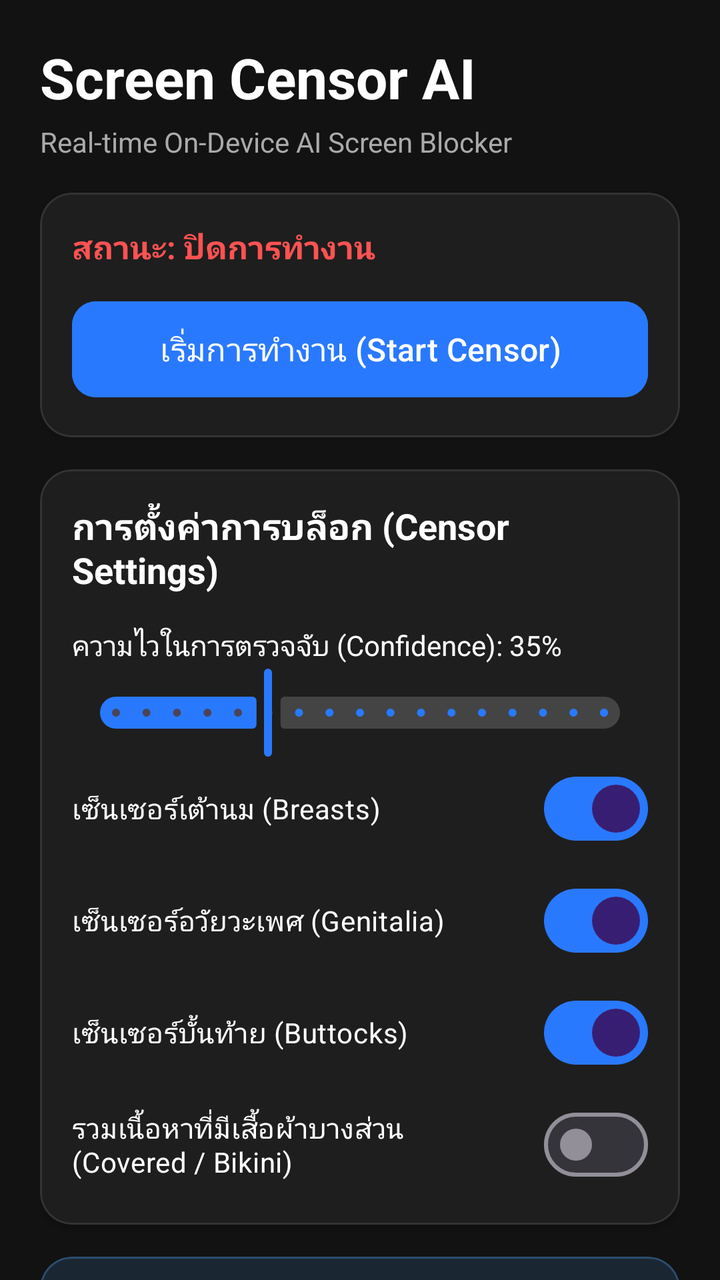
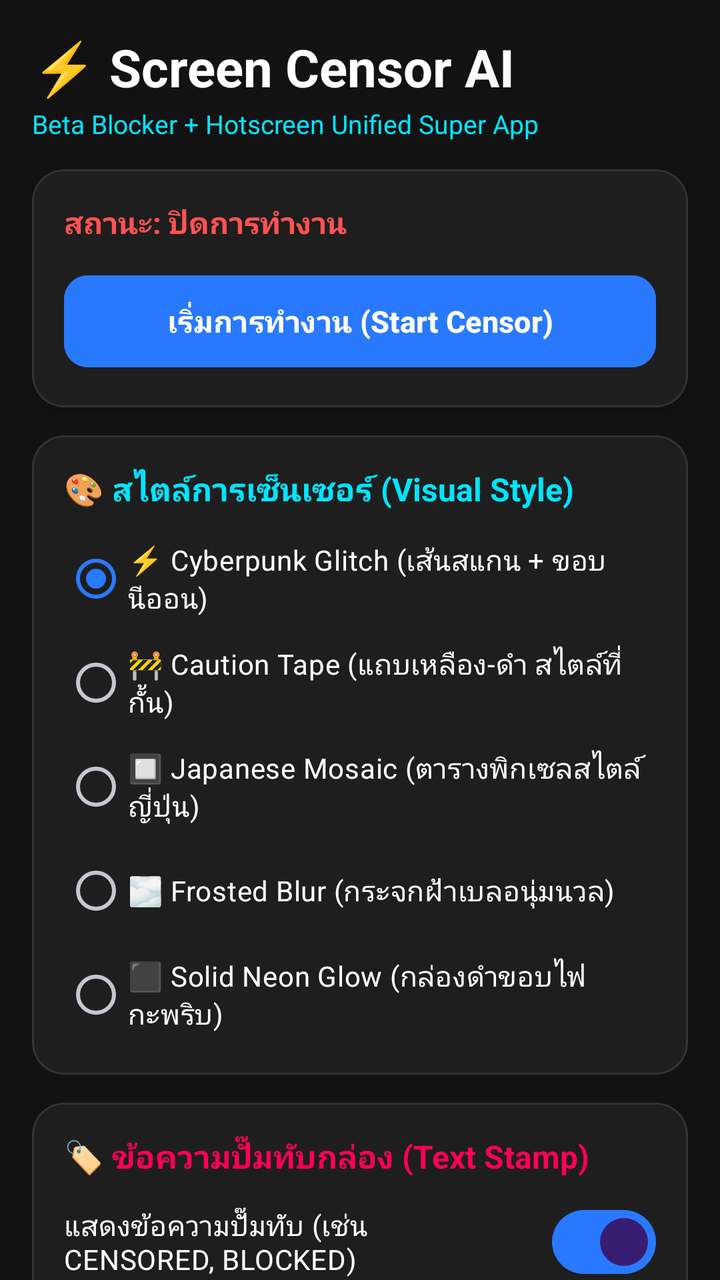

An Android layout rendered at two revisions. The XML below is the earlier revision; the diff shows what the commit changed to produce the second picture.
<!-- AndroidManifest.xml: application theme Theme.ScreenCensor -->
<!-- res/layout/activity_main.xml -->
<?xml version="1.0" encoding="utf-8"?>
<androidx.core.widget.NestedScrollView xmlns:android="http://schemas.android.com/apk/res/android"
    xmlns:app="http://schemas.android.com/apk/res-auto"
    xmlns:tools="http://schemas.android.com/tools"
    android:layout_width="match_parent"
    android:layout_height="match_parent"
    android:background="@color/dark_bg"
    android:fillViewport="true">

    <LinearLayout
        android:layout_width="match_parent"
        android:layout_height="wrap_content"
        android:orientation="vertical"
        android:padding="20dp">

        
        <TextView
            android:layout_width="wrap_content"
            android:layout_height="wrap_content"
            android:text="@string/app_name"
            android:textColor="@color/white"
            android:textSize="28sp"
            android:textStyle="bold" />

        <TextView
            android:layout_width="wrap_content"
            android:layout_height="wrap_content"
            android:layout_marginTop="4dp"
            android:text="Real-time On-Device AI Screen Blocker"
            android:textColor="#AAAAAA"
            android:textSize="14sp" />

        
        <com.google.android.material.card.MaterialCardView
            android:layout_width="match_parent"
            android:layout_height="wrap_content"
            android:layout_marginTop="16dp"
            app:cardBackgroundColor="@color/dark_surface"
            app:cardCornerRadius="16dp"
            app:cardElevation="2dp"
            app:strokeColor="#333333"
            app:strokeWidth="1dp">

            <LinearLayout
                android:layout_width="match_parent"
                android:layout_height="wrap_content"
                android:orientation="vertical"
                android:padding="16dp">

                <TextView
                    android:id="@+id/tvStatus"
                    android:layout_width="wrap_content"
                    android:layout_height="wrap_content"
                    android:text="@string/status_inactive"
                    android:textColor="@color/accent_red"
                    android:textSize="16sp"
                    android:textStyle="bold" />

                <com.google.android.material.button.MaterialButton
                    android:id="@+id/btnToggle"
                    android:layout_width="match_parent"
                    android:layout_height="56dp"
                    android:layout_marginTop="12dp"
                    android:backgroundTint="@color/accent_blue"
                    android:text="@string/btn_start"
                    android:textColor="@color/white"
                    android:textSize="16sp"
                    app:cornerRadius="12dp" />

            </LinearLayout>
        </com.google.android.material.card.MaterialCardView>

        
        <com.google.android.material.card.MaterialCardView
            android:layout_width="match_parent"
            android:layout_height="wrap_content"
            android:layout_marginTop="16dp"
            app:cardBackgroundColor="@color/dark_surface"
            app:cardCornerRadius="16dp"
            app:cardElevation="2dp"
            app:strokeColor="#333333"
            app:strokeWidth="1dp">

            <LinearLayout
                android:layout_width="match_parent"
                android:layout_height="wrap_content"
                android:orientation="vertical"
                android:padding="16dp">

                <TextView
                    android:layout_width="wrap_content"
                    android:layout_height="wrap_content"
                    android:text="@string/title_settings"
                    android:textColor="@color/white"
                    android:textSize="18sp"
                    android:textStyle="bold" />

                
                <TextView
                    android:id="@+id/tvSensitivity"
                    android:layout_width="wrap_content"
                    android:layout_height="wrap_content"
                    android:layout_marginTop="16dp"
                    android:text="ความไวในการตรวจจับ (Confidence): 35%"
                    android:textColor="@color/white"
                    android:textSize="14sp" />

                <com.google.android.material.slider.Slider
                    android:id="@+id/sliderConfidence"
                    android:layout_width="match_parent"
                    android:layout_height="wrap_content"
                    android:value="35.0"
                    android:valueFrom="10.0"
                    android:valueTo="90.0"
                    android:stepSize="5.0"
                    app:thumbColor="@color/accent_blue"
                    app:trackColorActive="@color/accent_blue"
                    app:trackColorInactive="#444444" />

                
                <com.google.android.material.materialswitch.MaterialSwitch
                    android:id="@+id/switchBreasts"
                    android:layout_width="match_parent"
                    android:layout_height="wrap_content"
                    android:checked="true"
                    android:text="@string/censor_breasts"
                    android:textColor="@color/white" />

                <com.google.android.material.materialswitch.MaterialSwitch
                    android:id="@+id/switchGenitalia"
                    android:layout_width="match_parent"
                    android:layout_height="wrap_content"
                    android:layout_marginTop="8dp"
                    android:checked="true"
                    android:text="@string/censor_genitalia"
                    android:textColor="@color/white" />

                <com.google.android.material.materialswitch.MaterialSwitch
                    android:id="@+id/switchButtocks"
                    android:layout_width="match_parent"
                    android:layout_height="wrap_content"
                    android:layout_marginTop="8dp"
                    android:checked="true"
                    android:text="@string/censor_buttocks"
                    android:textColor="@color/white" />

                <com.google.android.material.materialswitch.MaterialSwitch
                    android:id="@+id/switchCovered"
                    android:layout_width="match_parent"
                    android:layout_height="wrap_content"
                    android:layout_marginTop="8dp"
                    android:checked="false"
                    android:text="@string/censor_covered"
                    android:textColor="@color/white" />

            </LinearLayout>
        </com.google.android.material.card.MaterialCardView>

        
        <com.google.android.material.card.MaterialCardView
            android:layout_width="match_parent"
            android:layout_height="wrap_content"
            android:layout_marginTop="16dp"
            app:cardBackgroundColor="#1A2733"
            app:cardCornerRadius="16dp"
            app:strokeColor="#2C4D6F"
            app:strokeWidth="1dp">

            <LinearLayout
                android:layout_width="match_parent"
                android:layout_height="wrap_content"
                android:orientation="vertical"
                android:padding="16dp">

                <TextView
                    android:layout_width="wrap_content"
                    android:layout_height="wrap_content"
                    android:text="💡 คำแนะนำการใช้งาน"
                    android:textColor="#64B5F6"
                    android:textSize="15sp"
                    android:textStyle="bold" />

                <TextView
                    android:layout_width="wrap_content"
                    android:layout_height="wrap_content"
                    android:layout_marginTop="6dp"
                    android:lineSpacingExtra="4dp"
                    android:text="1. ระบบจะขอสิทธิ์ 'แสดงทับแอปอื่น' และ 'ดักจับหน้าจอ' เพื่อทำงาน\n2. เมื่อเปิดใช้งาน คุณสามารถเปิดแอปอื่น (เช่น เบราว์เซอร์, โซเชียลมีเดีย) ใช้งานและสัมผัสหน้าจอได้ตามปกติ\n3. กล่องสีดำจะปรากฏขึ้นปิดทับบริเวณ 18+ แบบเรียลไทม์โดยอัตโนมัติ"
                    android:textColor="#B0BEC5"
                    android:textSize="13sp" />

            </LinearLayout>
        </com.google.android.material.card.MaterialCardView>

    </LinearLayout>
</androidx.core.widget.NestedScrollView>
<!-- resources referenced by this layout -->
<resources>
  <color name="accent_blue">#2979FF</color>
  <color name="accent_red">#FF5252</color>
  <color name="dark_bg">#121212</color>
  <color name="dark_surface">#1E1E1E</color>
  <color name="white">#FFFFFFFF</color>
  <string name="app_name">Screen Censor AI</string>
  <string name="btn_start">เริ่มการทำงาน (Start Censor)</string>
  <string name="censor_breasts">เซ็นเซอร์เต้านม (Breasts)</string>
  <string name="censor_buttocks">เซ็นเซอร์บั้นท้าย (Buttocks)</string>
  <string name="censor_covered">รวมเนื้อหาที่มีเสื้อผ้าบางส่วน (Covered / Bikini)</string>
  <string name="censor_genitalia">เซ็นเซอร์อวัยวะเพศ (Genitalia)</string>
  <string name="status_inactive">สถานะ: ปิดการทำงาน</string>
  <string name="title_settings">การตั้งค่าการบล็อก (Censor Settings)</string>
  <style name="Theme.ScreenCensor" parent="Theme.Material3.Dark.NoActionBar">
          <item name="colorPrimary">@color/accent_blue</item>
          <item name="colorSecondary">@color/teal_200</item>
          <item name="android:statusBarColor">@color/dark_bg</item>
          <item name="android:navigationBarColor">@color/dark_bg</item>
      </style>
  <color name="teal_200">#FF03DAC5</color>
</resources>

<!-- the commit's change to res/layout/activity_main.xml (unified diff, before → after) -->
@@ -11,33 +11,33 @@
         android:layout_width="match_parent"
         android:layout_height="wrap_content"
         android:orientation="vertical"
-        android:padding="20dp">
+        android:padding="16dp">
 
         
         <TextView
             android:layout_width="wrap_content"
             android:layout_height="wrap_content"
-            android:text="@string/app_name"
+            android:text="⚡ Screen Censor AI"
             android:textColor="@color/white"
-            android:textSize="28sp"
+            android:textSize="26sp"
             android:textStyle="bold" />
 
         <TextView
             android:layout_width="wrap_content"
             android:layout_height="wrap_content"
-            android:layout_marginTop="4dp"
-            android:text="Real-time On-Device AI Screen Blocker"
-            android:textColor="#AAAAAA"
-            android:textSize="14sp" />
-
-        
-        <com.google.android.material.card.MaterialCardView
-            android:layout_width="match_parent"
-            android:layout_height="wrap_content"
-            android:layout_marginTop="16dp"
-            app:cardBackgroundColor="@color/dark_surface"
-            app:cardCornerRadius="16dp"
-            app:cardElevation="2dp"
+            android:layout_marginTop="2dp"
+            android:text="Beta Blocker + Hotscreen Unified Super App"
+            android:textColor="#00E5FF"
+            android:textSize="13sp" />
+
+        
+        <com.google.android.material.card.MaterialCardView
+            android:layout_width="match_parent"
+            android:layout_height="wrap_content"
+            android:layout_marginTop="14dp"
+            app:cardBackgroundColor="@color/dark_surface"
+            app:cardCornerRadius="16dp"
+            app:cardElevation="3dp"
             app:strokeColor="#333333"
             app:strokeWidth="1dp">
 
@@ -53,57 +53,187 @@
                     android:layout_height="wrap_content"
                     android:text="@string/status_inactive"
                     android:textColor="@color/accent_red"
-                    android:textSize="16sp"
+                    android:textSize="15sp"
                     android:textStyle="bold" />
 
                 <com.google.android.material.button.MaterialButton
                     android:id="@+id/btnToggle"
                     android:layout_width="match_parent"
-                    android:layout_height="56dp"
+                    android:layout_height="54dp"
                     android:layout_marginTop="12dp"
                     android:backgroundTint="@color/accent_blue"
                     android:text="@string/btn_start"
                     android:textColor="@color/white"
+                    android:textSize="15sp"
+                    android:textStyle="bold"
+                    app:cornerRadius="12dp" />
+
+            </LinearLayout>
+        </com.google.android.material.card.MaterialCardView>
+
+        
+        <com.google.android.material.card.MaterialCardView
+            android:layout_width="match_parent"
+            android:layout_height="wrap_content"
+            android:layout_marginTop="14dp"
+            app:cardBackgroundColor="@color/dark_surface"
+            app:cardCornerRadius="16dp"
+            app:strokeColor="#333333"
+            app:strokeWidth="1dp">
+
+            <LinearLayout
+                android:layout_width="match_parent"
+                android:layout_height="wrap_content"
+                android:orientation="vertical"
+                android:padding="16dp">
+
+                <TextView
+                    android:layout_width="wrap_content"
+                    android:layout_height="wrap_content"
+                    android:text="🎨 สไตล์การเซ็นเซอร์ (Visual Style)"
+                    android:textColor="#00E5FF"
                     android:textSize="16sp"
-                    app:cornerRadius="12dp" />
-
-            </LinearLayout>
-        </com.google.android.material.card.MaterialCardView>
-
-        
-        <com.google.android.material.card.MaterialCardView
-            android:layout_width="match_parent"
-            android:layout_height="wrap_content"
-            android:layout_marginTop="16dp"
-            app:cardBackgroundColor="@color/dark_surface"
-            app:cardCornerRadius="16dp"
-            app:cardElevation="2dp"
-            app:strokeColor="#333333"
-            app:strokeWidth="1dp">
-
-            <LinearLayout
-                android:layout_width="match_parent"
-                android:layout_height="wrap_content"
-                android:orientation="vertical"
-                android:padding="16dp">
-
-                <TextView
-                    android:layout_width="wrap_content"
-                    android:layout_height="wrap_content"
-                    android:text="@string/title_settings"
+                    android:textStyle="bold" />
+
+                <RadioGroup
+                    android:id="@+id/rgStyles"
+                    android:layout_width="match_parent"
+                    android:layout_height="wrap_content"
+                    android:layout_marginTop="10dp">
+
+                    <RadioButton
+                        android:id="@+id/rbGlitch"
+                        android:layout_width="match_parent"
+                        android:layout_height="wrap_content"
+                        android:checked="true"
+                        android:text="⚡ Cyberpunk Glitch (เส้นสแกน + ขอบนีออน)"
+                        android:textColor="@color/white" />
+
+                    <RadioButton
+                        android:id="@+id/rbCautionTape"
+                        android:layout_width="match_parent"
+                        android:layout_height="wrap_content"
+                        android:layout_marginTop="4dp"
+                        android:text="🚧 Caution Tape (แถบเหลือง-ดำ สไตล์ที่กั้น)"
+                        android:textColor="@color/white" />
+
+                    <RadioButton
+                        android:id="@+id/rbMosaic"
+                        android:layout_width="match_parent"
+                        android:layout_height="wrap_content"
+                        android:layout_marginTop="4dp"
+                        android:text="🔲 Japanese Mosaic (ตารางพิกเซลสไตล์ญี่ปุ่น)"
+                        android:textColor="@color/white" />
+
+                    <RadioButton
+                        android:id="@+id/rbBlur"
+                        android:layout_width="match_parent"
+                        android:layout_height="wrap_content"
+                        android:layout_marginTop="4dp"
+                        android:text="🌫️ Frosted Blur (กระจกฝ้าเบลอนุ่มนวล)"
+                        android:textColor="@color/white" />
+
+                    <RadioButton
+                        android:id="@+id/rbSolidGlow"
+                        android:layout_width="match_parent"
+                        android:layout_height="wrap_content"
+                        android:layout_marginTop="4dp"
+                        android:text="⬛ Solid Neon Glow (กล่องดำขอบไฟกะพริบ)"
+                        android:textColor="@color/white" />
+
+                </RadioGroup>
+
+            </LinearLayout>
+        </com.google.android.material.card.MaterialCardView>
+
+        
+        <com.google.android.material.card.MaterialCardView
+            android:layout_width="match_parent"
+            android:layout_height="wrap_content"
+            android:layout_marginTop="14dp"
+            app:cardBackgroundColor="@color/dark_surface"
+            app:cardCornerRadius="16dp"
+            app:strokeColor="#333333"
+            app:strokeWidth="1dp">
+
+            <LinearLayout
+                android:layout_width="match_parent"
+                android:layout_height="wrap_content"
+                android:orientation="vertical"
+                android:padding="16dp">
+
+                <TextView
+                    android:layout_width="wrap_content"
+                    android:layout_height="wrap_content"
+                    android:text="🏷️ ข้อความปั๊มทับกล่อง (Text Stamp)"
+                    android:textColor="#FF0055"
+                    android:textSize="16sp"
+                    android:textStyle="bold" />
+
+                <com.google.android.material.materialswitch.MaterialSwitch
+                    android:id="@+id/switchShowText"
+                    android:layout_width="match_parent"
+                    android:layout_height="wrap_content"
+                    android:layout_marginTop="8dp"
+                    android:checked="true"
+                    android:text="แสดงข้อความปั๊มทับ (เช่น CENSORED, BLOCKED)"
+                    android:textColor="@color/white" />
+
+            </LinearLayout>
+        </com.google.android.material.card.MaterialCardView>
+
+        
+        <com.google.android.material.card.MaterialCardView
+            android:layout_width="match_parent"
+            android:layout_height="wrap_content"
+            android:layout_marginTop="14dp"
+            app:cardBackgroundColor="@color/dark_surface"
+            app:cardCornerRadius="16dp"
+            app:strokeColor="#333333"
+            app:strokeWidth="1dp">
+
+            <LinearLayout
+                android:layout_width="match_parent"
+                android:layout_height="wrap_content"
+                android:orientation="vertical"
+                android:padding="16dp">
+
+                <TextView
+                    android:layout_width="wrap_content"
+                    android:layout_height="wrap_content"
+                    android:text="📐 ขนาดและการตรวจจับ (Tuning)"
+                    android:textColor="@color/accent_green"
+                    android:textSize="16sp"
+                    android:textStyle="bold" />
+
+                <TextView
+                    android:id="@+id/tvPadding"
+                    android:layout_width="wrap_content"
+                    android:layout_height="wrap_content"
+                    android:layout_marginTop="12dp"
+                    android:text="ขยายขนาดกล่อง (Box Padding): 15%"
                     android:textColor="@color/white"
-                    android:textSize="18sp"
-                    android:textStyle="bold" />
-
-                
-                <TextView
-                    android:id="@+id/tvSensitivity"
-                    android:layout_width="wrap_content"
-                    android:layout_height="wrap_content"
-                    android:layout_marginTop="16dp"
+                    android:textSize="13sp" />
+
+                <com.google.android.material.slider.Slider
+                    android:id="@+id/sliderPadding"
+                    android:layout_width="match_parent"
+                    android:layout_height="wrap_content"
+                    android:value="15.0"
+                    android:valueFrom="0.0"
+                    android:valueTo="40.0"
+                    android:stepSize="5.0"
+                    app:thumbColor="@color/accent_green"
+                    app:trackColorActive="@color/accent_green" />
+
+                <TextView
+                    android:id="@+id/tvConfidence"
+                    android:layout_width="wrap_content"
+                    android:layout_height="wrap_content"
+                    android:layout_marginTop="8dp"
                     android:text="ความไวในการตรวจจับ (Confidence): 35%"
                     android:textColor="@color/white"
-                    android:textSize="14sp" />
+                    android:textSize="13sp" />
 
                 <com.google.android.material.slider.Slider
                     android:id="@+id/sliderConfidence"
@@ -111,83 +241,173 @@
                     android:layout_height="wrap_content"
                     android:value="35.0"
                     android:valueFrom="10.0"
-                    android:valueTo="90.0"
+                    android:valueTo="80.0"
                     android:stepSize="5.0"
                     app:thumbColor="@color/accent_blue"
-                    app:trackColorActive="@color/accent_blue"
-                    app:trackColorInactive="#444444" />
-
-                
-                <com.google.android.material.materialswitch.MaterialSwitch
-                    android:id="@+id/switchBreasts"
-                    android:layout_width="match_parent"
-                    android:layout_height="wrap_content"
-                    android:checked="true"
-                    android:text="@string/censor_breasts"
-                    android:textColor="@color/white" />
-
-                <com.google.android.material.materialswitch.MaterialSwitch
-                    android:id="@+id/switchGenitalia"
+                    app:trackColorActive="@color/accent_blue" />
+
+            </LinearLayout>
+        </com.google.android.material.card.MaterialCardView>
+
+        
+        <com.google.android.material.card.MaterialCardView
+            android:layout_width="match_parent"
+            android:layout_height="wrap_content"
+            android:layout_marginTop="14dp"
+            app:cardBackgroundColor="@color/dark_surface"
+            app:cardCornerRadius="16dp"
+            app:strokeColor="#333333"
+            app:strokeWidth="1dp">
+
+            <LinearLayout
+                android:layout_width="match_parent"
+                android:layout_height="wrap_content"
+                android:orientation="vertical"
+                android:padding="16dp">
+
+                <TextView
+                    android:layout_width="wrap_content"
+                    android:layout_height="wrap_content"
+                    android:text="🎯 เลือกชิ้นส่วนที่ต้องการเซ็นเซอร์"
+                    android:textColor="@color/accent_blue"
+                    android:textSize="16sp"
+                    android:textStyle="bold" />
+
+                <com.google.android.material.materialswitch.MaterialSwitch
+                    android:id="@+id/switchBreastsExposed"
                     android:layout_width="match_parent"
                     android:layout_height="wrap_content"
                     android:layout_marginTop="8dp"
                     android:checked="true"
-                    android:text="@string/censor_genitalia"
-                    android:textColor="@color/white" />
-
-                <com.google.android.material.materialswitch.MaterialSwitch
-                    android:id="@+id/switchButtocks"
+                    android:text="เต้านมเปลือย (Breasts Exposed)"
+                    android:textColor="@color/white" />
+
+                <com.google.android.material.materialswitch.MaterialSwitch
+                    android:id="@+id/switchBreastsCovered"
+                    android:layout_width="match_parent"
+                    android:layout_height="wrap_content"
+                    android:layout_marginTop="6dp"
+                    android:checked="true"
+                    android:text="ชุดว่ายน้ำ/บิกินี่ท่อนบน (Breasts Covered)"
+                    android:textColor="#81D4FA" />
+
+                <com.google.android.material.materialswitch.MaterialSwitch
+                    android:id="@+id/switchGenitaliaExposed"
+                    android:layout_width="match_parent"
+                    android:layout_height="wrap_content"
+                    android:layout_marginTop="6dp"
+                    android:checked="true"
+                    android:text="อวัยวะเพศ (Genitalia Exposed)"
+                    android:textColor="@color/white" />
+
+                <com.google.android.material.materialswitch.MaterialSwitch
+                    android:id="@+id/switchGenitaliaCovered"
+                    android:layout_width="match_parent"
+                    android:layout_height="wrap_content"
+                    android:layout_marginTop="6dp"
+                    android:checked="true"
+                    android:text="บิกินี่ล่าง/กางเกงใน (Genitalia Covered)"
+                    android:textColor="#81D4FA" />
+
+                <com.google.android.material.materialswitch.MaterialSwitch
+                    android:id="@+id/switchButtocksExposed"
+                    android:layout_width="match_parent"
+                    android:layout_height="wrap_content"
+                    android:layout_marginTop="6dp"
+                    android:checked="true"
+                    android:text="บั้นท้ายเปลือย (Buttocks Exposed)"
+                    android:textColor="@color/white" />
+
+                <com.google.android.material.materialswitch.MaterialSwitch
+                    android:id="@+id/switchButtocksCovered"
+                    android:layout_width="match_parent"
+                    android:layout_height="wrap_content"
+                    android:layout_marginTop="6dp"
+                    android:checked="true"
+                    android:text="บั้นท้ายในชุดว่ายน้ำ (Buttocks Covered)"
+                    android:textColor="#81D4FA" />
+
+                <com.google.android.material.materialswitch.MaterialSwitch
+                    android:id="@+id/switchEyes"
+                    android:layout_width="match_parent"
+                    android:layout_height="wrap_content"
+                    android:layout_marginTop="6dp"
+                    android:checked="true"
+                    android:text="👁️ ดวงตา (Eye Detection / แถบคาดตาสีดำ)"
+                    android:textColor="#FF80AB" />
+
+                <com.google.android.material.materialswitch.MaterialSwitch
+                    android:id="@+id/switchFace"
+                    android:layout_width="match_parent"
+                    android:layout_height="wrap_content"
+                    android:layout_marginTop="6dp"
+                    android:checked="false"
+                    android:text="ใบหน้าทั้งหน้า (Full Face)"
+                    android:textColor="@color/white" />
+
+                <com.google.android.material.materialswitch.MaterialSwitch
+                    android:id="@+id/switchBelly"
+                    android:layout_width="match_parent"
+                    android:layout_height="wrap_content"
+                    android:layout_marginTop="6dp"
+                    android:checked="false"
+                    android:text="สะดือ / หน้าท้อง (Belly)"
+                    android:textColor="@color/white" />
+
+                <com.google.android.material.materialswitch.MaterialSwitch
+                    android:id="@+id/switchArmpits"
+                    android:layout_width="match_parent"
+                    android:layout_height="wrap_content"
+                    android:layout_marginTop="6dp"
+                    android:checked="false"
+                    android:text="รักแร้ (Armpits)"
+                    android:textColor="@color/white" />
+
+            </LinearLayout>
+        </com.google.android.material.card.MaterialCardView>
+
+        
+        <com.google.android.material.card.MaterialCardView
+            android:layout_width="match_parent"
+            android:layout_height="wrap_content"
+            android:layout_marginTop="14dp"
+            android:layout_marginBottom="24dp"
+            app:cardBackgroundColor="@color/dark_surface"
+            app:cardCornerRadius="16dp"
+            app:strokeColor="#333333"
+            app:strokeWidth="1dp">
+
+            <LinearLayout
+                android:layout_width="match_parent"
+                android:layout_height="wrap_content"
+                android:orientation="vertical"
+                android:padding="16dp">
+
+                <TextView
+                    android:layout_width="wrap_content"
+                    android:layout_height="wrap_content"
+                    android:text="⚙️ ประสิทธิภาพและการสั่นเตือน"
+                    android:textColor="#FFD600"
+                    android:textSize="16sp"
+                    android:textStyle="bold" />
+
+                <com.google.android.material.materialswitch.MaterialSwitch
+                    android:id="@+id/switchSmooth"
                     android:layout_width="match_parent"
                     android:layout_height="wrap_content"
                     android:layout_marginTop="8dp"
                     android:checked="true"
-                    android:text="@string/censor_buttocks"
-                    android:textColor="@color/white" />
-
-                <com.google.android.material.materialswitch.MaterialSwitch
-                    android:id="@+id/switchCovered"
-                    android:layout_width="match_parent"
-                    android:layout_height="wrap_content"
-                    android:layout_marginTop="8dp"
-                    android:checked="false"
-                    android:text="@string/censor_covered"
-                    android:textColor="@color/white" />
-
-            </LinearLayout>
-        </com.google.android.material.card.MaterialCardView>
-
-        
-        <com.google.android.material.card.MaterialCardView
-            android:layout_width="match_parent"
-            android:layout_height="wrap_content"
-            android:layout_marginTop="16dp"
-            app:cardBackgroundColor="#1A2733"
-            app:cardCornerRadius="16dp"
-            app:strokeColor="#2C4D6F"
-            app:strokeWidth="1dp">
-
-            <LinearLayout
-                android:layout_width="match_parent"
-                android:layout_height="wrap_content"
-                android:orientation="vertical"
-                android:padding="16dp">
-
-                <TextView
-                    android:layout_width="wrap_content"
-                    android:layout_height="wrap_content"
-                    android:text="💡 คำแนะนำการใช้งาน"
-                    android:textColor="#64B5F6"
-                    android:textSize="15sp"
-                    android:textStyle="bold" />
-
-                <TextView
-                    android:layout_width="wrap_content"
-                    android:layout_height="wrap_content"
-                    android:layout_marginTop="6dp"
-                    android:lineSpacingExtra="4dp"
-                    android:text="1. ระบบจะขอสิทธิ์ 'แสดงทับแอปอื่น' และ 'ดักจับหน้าจอ' เพื่อทำงาน\n2. เมื่อเปิดใช้งาน คุณสามารถเปิดแอปอื่น (เช่น เบราว์เซอร์, โซเชียลมีเดีย) ใช้งานและสัมผัสหน้าจอได้ตามปกติ\n3. กล่องสีดำจะปรากฏขึ้นปิดทับบริเวณ 18+ แบบเรียลไทม์โดยอัตโนมัติ"
-                    android:textColor="#B0BEC5"
-                    android:textSize="13sp" />
+                    android:text="ลดการกระพริบเวลาเลื่อนหน้าจอ (Smooth Tracking)"
+                    android:textColor="@color/white" />
+
+                <com.google.android.material.materialswitch.MaterialSwitch
+                    android:id="@+id/switchHaptic"
+                    android:layout_width="match_parent"
+                    android:layout_height="wrap_content"
+                    android:layout_marginTop="6dp"
+                    android:checked="true"
+                    android:text="สั่นเตือนเมื่อบล็อกภาพ (Haptic Pulse)"
+                    android:textColor="@color/white" />
 
             </LinearLayout>
         </com.google.android.material.card.MaterialCardView>
<!-- resource entries referenced after the edit -->
@@ -1,18 +1,13 @@
 <!-- resources referenced by this layout -->
 <resources>
   <color name="accent_blue">#2979FF</color>
+  <color name="accent_green">#00E676</color>
   <color name="accent_red">#FF5252</color>
   <color name="dark_bg">#121212</color>
   <color name="dark_surface">#1E1E1E</color>
   <color name="white">#FFFFFFFF</color>
-  <string name="app_name">Screen Censor AI</string>
   <string name="btn_start">เริ่มการทำงาน (Start Censor)</string>
-  <string name="censor_breasts">เซ็นเซอร์เต้านม (Breasts)</string>
-  <string name="censor_buttocks">เซ็นเซอร์บั้นท้าย (Buttocks)</string>
-  <string name="censor_covered">รวมเนื้อหาที่มีเสื้อผ้าบางส่วน (Covered / Bikini)</string>
-  <string name="censor_genitalia">เซ็นเซอร์อวัยวะเพศ (Genitalia)</string>
   <string name="status_inactive">สถานะ: ปิดการทำงาน</string>
-  <string name="title_settings">การตั้งค่าการบล็อก (Censor Settings)</string>
   <style name="Theme.ScreenCensor" parent="Theme.Material3.Dark.NoActionBar">
           <item name="colorPrimary">@color/accent_blue</item>
           <item name="colorSecondary">@color/teal_200</item>
